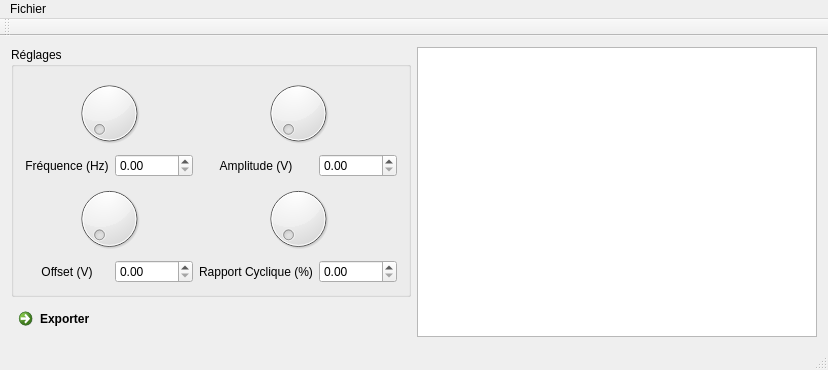
Above: IHM/GBF_IHM.ui from Nakio195/GBF_Project before the change. Below: the same form after it.
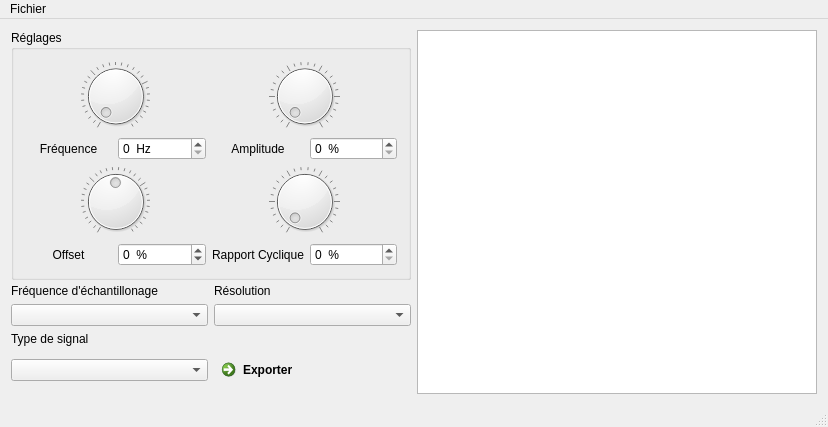
That is the form after the change.

The edit to the form file:
```diff
--- a/IHM/GBF_IHM.ui
+++ b/IHM/GBF_IHM.ui
@@ -7,44 +7,17 @@
     <x>0</x>
     <y>0</y>
     <width>824</width>
-    <height>362</height>
+    <height>420</height>
    </rect>
   </property>
   <property name="windowTitle">
    <string>GBF_FaceAvant</string>
   </property>
+  <property name="documentMode">
+   <bool>false</bool>
+  </property>
   <widget class="QWidget" name="centralWidget">
    <layout class="QGridLayout" name="gridLayout">
-    <item row="0" column="3" rowspan="2" colspan="2">
-     <widget class="QGraphicsView" name="graphicsView">
-      <property name="minimumSize">
-       <size>
-        <width>400</width>
-        <height>250</height>
-       </size>
-      </property>
-     </widget>
-    </item>
-    <item row="1" column="1">
-     <widget class="QCommandLinkButton" name="commandLinkButton">
-      <property name="text">
-       <string>Exporter</string>
-      </property>
-     </widget>
-    </item>
-    <item row="1" column="2">
-     <spacer name="horizontalSpacer">
-      <property name="orientation">
-       <enum>Qt::Horizontal</enum>
-      </property>
-      <property name="sizeHint" stdset="0">
-       <size>
-        <width>40</width>
-        <height>20</height>
-       </size>
-      </property>
-     </spacer>
-    </item>
     <item row="0" column="1" colspan="2">
      <widget class="QGroupBox" name="groupBox">
       <property name="minimumSize">
@@ -57,16 +30,10 @@
        <string>Réglages</string>
       </property>
       <layout class="QGridLayout" name="gridLayout_2">
-       <item row="1" column="0" colspan="2">
-        <widget class="QDial" name="dial"/>
-       </item>
-       <item row="2" column="1">
-        <widget class="QDoubleSpinBox" name="doubleSpinBox"/>
-       </item>
        <item row="2" column="0">
         <widget class="QLabel" name="label_2">
          <property name="text">
-          <string>Fréquence (Hz)</string>
+          <string>Fréquence</string>
          </property>
          <property name="alignment">
           <set>Qt::AlignCenter</set>
@@ -76,7 +43,7 @@
        <item row="2" column="2">
         <widget class="QLabel" name="label">
          <property name="text">
-          <string>Amplitude (V)</string>
+          <string>Amplitude</string>
          </property>
          <property name="alignment">
           <set>Qt::AlignCenter</set>
@@ -84,25 +51,48 @@
         </widget>
        </item>
        <item row="3" column="2" colspan="2">
-        <widget class="QDial" name="dial_4"/>
+        <widget class="QDial" name="dial_4">
+         <property name="maximum">
+          <number>100</number>
+         </property>
+         <property name="notchesVisible">
+          <bool>true</bool>
+         </property>
+        </widget>
        </item>
        <item row="3" column="0" colspan="2">
-        <widget class="QDial" name="dial_3"/>
+        <widget class="QDial" name="dial_3">
+         <property name="minimum">
+          <number>-100</number>
+         </property>
+         <property name="maximum">
+          <number>100</number>
+         </property>
+         <property name="notchTarget">
+          <double>7.400000000000000</double>
+         </property>
+         <property name="notchesVisible">
+          <bool>true</bool>
+         </property>
+        </widget>
        </item>
        <item row="1" column="2" colspan="2">
         <widget class="QDial" name="dial_2">
+         <property name="maximum">
+          <number>100</number>
+         </property>
          <property name="tracking">
           <bool>false</bool>
          </property>
+         <property name="notchesVisible">
+          <bool>true</bool>
+         </property>
         </widget>
        </item>
-       <item row="2" column="3">
-        <widget class="QDoubleSpinBox" name="doubleSpinBox_2"/>
-       </item>
        <item row="4" column="0">
         <widget class="QLabel" name="label_3">
          <property name="text">
-          <string>Offset (V)</string>
+          <string>Offset</string>
          </property>
          <property name="alignment">
           <set>Qt::AlignCenter</set>
@@ -112,22 +102,146 @@
        <item row="4" column="2">
         <widget class="QLabel" name="label_4">
          <property name="text">
-          <string>Rapport Cyclique (%)</string>
+          <string>Rapport Cyclique</string>
          </property>
          <property name="alignment">
           <set>Qt::AlignCenter</set>
          </property>
         </widget>
        </item>
+       <item row="1" column="0" colspan="2">
+        <widget class="QDial" name="dial">
+         <property name="maximum">
+          <number>22050</number>
+         </property>
+         <property name="pageStep">
+          <number>10</number>
+         </property>
+         <property name="orientation">
+          <enum>Qt::Horizontal</enum>
+         </property>
+         <property name="invertedAppearance">
+          <bool>false</bool>
+         </property>
+         <property name="wrapping">
+          <bool>false</bool>
+         </property>
+         <property name="notchTarget">
+          <double>37.000000000000000</double>
+         </property>
+         <property name="notchesVisible">
+          <bool>true</bool>
+         </property>
+        </widget>
+       </item>
+       <item row="2" column="1">
+        <widget class="QSpinBox" name="num_Frequency">
+         <property name="suffix">
+          <string>  Hz</string>
+         </property>
+         <property name="maximum">
+          <number>22050</number>
+         </property>
+        </widget>
+       </item>
+       <item row="2" column="3">
+        <widget class="QSpinBox" name="num_Amplitude">
+         <property name="suffix">
+          <string>  %</string>
+         </property>
+         <property name="maximum">
+          <number>100</number>
+         </property>
+        </widget>
+       </item>
        <item row="4" column="1">
-        <widget class="QDoubleSpinBox" name="doubleSpinBox_3"/>
+        <widget class="QSpinBox" name="num_Offset">
+         <property name="suffix">
+          <string>  %</string>
+         </property>
+         <property name="minimum">
+          <number>-100</number>
+         </property>
+         <property name="maximum">
+          <number>100</number>
+         </property>
+        </widget>
        </item>
        <item row="4" column="3">
-        <widget class="QDoubleSpinBox" name="doubleSpinBox_4"/>
+        <widget class="QSpinBox" name="num_DutyCycle">
+         <property name="suffix">
+          <string>  %</string>
+         </property>
+         <property name="maximum">
+          <number>100</number>
+         </property>
+        </widget>
        </item>
       </layout>
      </widget>
     </item>
+    <item row="1" column="1">
+     <widget class="QLabel" name="label_6">
+      <property name="text">
+       <string>Fréquence d'échantillonage</string>
+      </property>
+     </widget>
+    </item>
+    <item row="3" column="1">
+     <widget class="QLabel" name="label_5">
+      <property name="text">
+       <string>Type de signal</string>
+      </property>
+     </widget>
+    </item>
+    <item row="2" column="1">
+     <widget class="QComboBox" name="cmb_SamplingFrequency"/>
+    </item>
+    <item row="0" column="3" rowspan="6" colspan="2">
+     <widget class="QGraphicsView" name="gra_View">
+      <property name="minimumSize">
+       <size>
+        <width>400</width>
+        <height>250</height>
+       </size>
+      </property>
+      <property name="verticalScrollBarPolicy">
+       <enum>Qt::ScrollBarAlwaysOff</enum>
+      </property>
+      <property name="horizontalScrollBarPolicy">
+       <enum>Qt::ScrollBarAlwaysOff</enum>
+      </property>
+      <property name="sizeAdjustPolicy">
+       <enum>QAbstractScrollArea::AdjustToContents</enum>
+      </property>
+      <property name="interactive">
+       <bool>false</bool>
+      </property>
+      <property name="renderHints">
+       <set>QPainter::Antialiasing|QPainter::TextAntialiasing</set>
+      </property>
+     </widget>
+    </item>
+    <item row="1" column="2">
+     <widget class="QLabel" name="label_7">
+      <property name="text">
+       <string>Résolution</string>
+      </property>
+     </widget>
+    </item>
+    <item row="2" column="2">
+     <widget class="QComboBox" name="cmb_Resolution"/>
+    </item>
+    <item row="4" column="1">
+     <widget class="QComboBox" name="cmb_SignalType"/>
+    </item>
+    <item row="4" column="2">
+     <widget class="QCommandLinkButton" name="btn_Export">
+      <property name="text">
+       <string>Exporter</string>
+      </property>
+     </widget>
+    </item>
    </layout>
   </widget>
   <widget class="QMenuBar" name="menuBar">
@@ -149,14 +263,6 @@
    </widget>
    <addaction name="menuFichier"/>
   </widget>
-  <widget class="QToolBar" name="mainToolBar">
-   <attribute name="toolBarArea">
-    <enum>TopToolBarArea</enum>
-   </attribute>
-   <attribute name="toolBarBreak">
-    <bool>false</bool>
-   </attribute>
-  </widget>
   <widget class="QStatusBar" name="statusBar"/>
   <action name="actionConfigurer">
    <property name="text">
```
Left out of the diff: 236 changed lines with no effect on the pictures.
